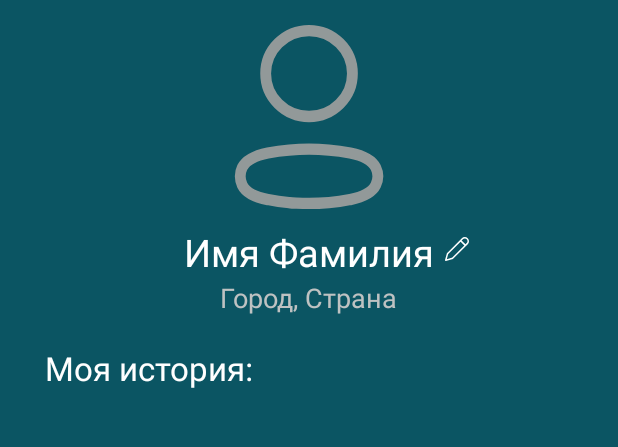
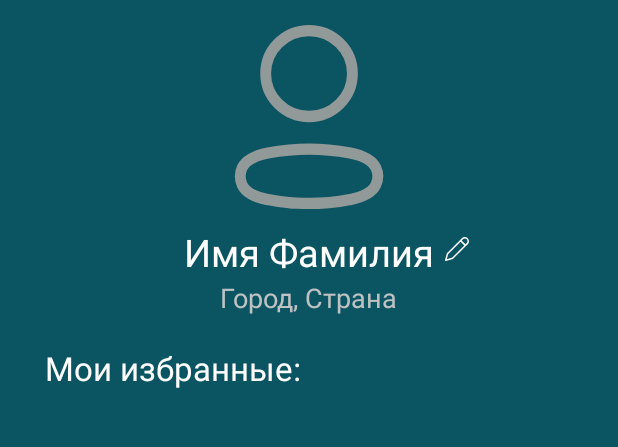
Before and after one commit to martanatta/Evo, an Android app: the fragment ProfileFragment placed in its activity, on a phone screen of 412 x 824 dp, the part 105-552 px from its top. Run offline under Robolectric (Android 15) with nearby library versions, the phone set to English and light mode, and no system bars; our stand-ins replace Picasso; libraries missing offline, so code that uses them is left out: com.etebarian.meowbottomnavigation; plain views replace MeowBottomNavigation; pictures from the network do not load; 8 statements that could not run were skipped.

Commit message:
little changes

```diff
--- a/app/src/main/java/com/example/evo/MainFragment.java
+++ b/app/src/main/java/com/example/evo/MainFragment.java
@@ -99,5 +99,4 @@ public class MainFragment extends Fragment {
 //        mList.add(new CategoryList(("Предназначение", "Поможет найти своё место в жизни и быть полезным своим близким.", R.drawable.card_4, "начать"));
 //    }
     }
-
 }
--- a/app/src/main/java/com/example/evo/MainListItem.java
+++ b/app/src/main/java/com/example/evo/MainListItem.java
@@ -1,7 +1,6 @@
 package com.example.evo;
 
 public class MainListItem {
-
     public String text;
     public String description;
     public int image;
--- a/app/src/main/java/com/example/evo/PlayerActivity.java
+++ b/app/src/main/java/com/example/evo/PlayerActivity.java
@@ -18,6 +18,7 @@ import android.widget.TextView;
 import androidx.appcompat.app.AppCompatActivity;
 
 import com.bumptech.glide.Glide;
+import com.example.evo.apiShmapi.AudioList;
 
 import java.util.ArrayList;
 import java.util.Random;
@@ -32,7 +33,7 @@ public class PlayerActivity extends AppCompatActivity implements MediaPlayer.OnC
     private ImageView imageOfSongs, btnNext, btnPrev, randomBtn, repeatBtn, playPauseBtn, favoriteBtn, shareBtn;
     private SeekBar seekBar;
     private int position = -1;
-    public static ArrayList<AudioListCategory> listSong = new ArrayList<>();
+    public static ArrayList<AudioList> listSong = new ArrayList<>();
     public static Uri uri;
     public static MediaPlayer mediaPlayer;
     private Handler handler = new Handler();
--- a/app/src/main/java/com/example/evo/ProfileFragment.java
+++ b/app/src/main/java/com/example/evo/ProfileFragment.java
@@ -49,35 +49,35 @@ public class ProfileFragment extends Fragment implements View.OnClickListener {
         musicAdapter = new AudiosAdapter(mList, getContext());
         recyclerView.setAdapter(musicAdapter);
         recyclerView.setLayoutManager(new LinearLayoutManager(getActivity()));
-        getData();
+//        getData();
         return v;
     }
 
-    public void getData() {
-        Retrofit retrofit = new Retrofit.Builder()
-                .baseUrl("http://a0571908.xsph.ru/")
-                .addConverterFactory(GsonConverterFactory.create())
-                .build();
-
-        ApiService api = retrofit.create(ApiService.class);
-        api.getFavoriteAudioList().enqueue(new Callback<List<FavoriteAudioList>>() {
-            @Override
-            public void onResponse(Call<List<FavoriteAudioList>> call, Response<List<FavoriteAudioList>> response) {
-                Log.e("onResponse main", "code: " + response.code());
-                Log.e("onResponse main", "string: " + response.toString());
-                if (response.isSuccessful()) {
-                    initData(response.body());
-                } else {
-                    Log.e("not successful", "fail");
-                }
-            }
-
-            @Override
-            public void onFailure(Call<List<FavoriteAudioList>> call, Throwable t) {
-                Log.e("onResponse", t.toString());
-            }
-        });
-    }
+//    public void getData() {
+//        Retrofit retrofit = new Retrofit.Builder()
+//                .baseUrl("http://a0571908.xsph.ru/")
+//                .addConverterFactory(GsonConverterFactory.create())
+//                .build();
+//
+//        ApiService api = retrofit.create(ApiService.class);
+//        api.getFavoriteAudioList().enqueue(new Callback<List<FavoriteAudioList>>() {
+//            @Override
+//            public void onResponse(Call<List<FavoriteAudioList>> call, Response<List<FavoriteAudioList>> response) {
+//                Log.e("onResponse main", "code: " + response.code());
+//                Log.e("onResponse main", "string: " + response.toString());
+//                if (response.isSuccessful()) {
+//                    initData(response.body());
+//                } else {
+//                    Log.e("not successful", "fail");
+//                }
+//            }
+//
+//            @Override
+//            public void onFailure(Call<List<FavoriteAudioList>> call, Throwable t) {
+//                Log.e("onResponse", t.toString());
+//            }
+//        });
+//    }
 
     private void initData(List<FavoriteAudioList> body) {
         mList.clear();
--- a/app/src/main/java/com/example/evo/SoundsFragment.java
+++ b/app/src/main/java/com/example/evo/SoundsFragment.java
@@ -21,7 +21,6 @@ public class SoundsFragment extends Fragment {
 
     @Override
     public View onCreateView(LayoutInflater inflater, ViewGroup container, Bundle savedInstanceState) {
-
         View view = inflater.inflate(R.layout.fragment_sounds, container, false);
         recyclerView = view.findViewById(R.id.recyclerView);
         recyclerView.setHasFixedSize(true);
--- a/app/src/main/java/com/example/evo/apiShmapi/ApiService.java
+++ b/app/src/main/java/com/example/evo/apiShmapi/ApiService.java
@@ -1,6 +1,4 @@
 package com.example.evo.apiShmapi;
-
-import com.example.evo.AudioListCategory;
 
 import java.util.List;
 
@@ -16,15 +14,15 @@ public interface ApiService {
     @GET("/categories/")
     Call<List<CategoryList>> getCategoryList(@Header("Authorization") String token);
 
-    @GET("/favorite-audios/")
-    Call<List<FavoriteAudioList>> getFavoriteAudioList();
-
     @GET("/categories/{id}/")
     Call<CategoryDetail> getCategoryDetail(@Path("id") int audioId);
 
     @POST("/auth/jwt/create/")
     Call<TokenRefresh> logIn(@Body TokenObtainPair tokenObtainPair);
 
-    @GET("/audios/")
-    Call<List<AudioListCategory>> getAllSongs();
+//    @GET("/audios/")
+//    Call<List<AudioListCategory>> getAllSongs();
+
+//    @GET("/favorite-audios/")
+//    Call<List<FavoriteAudioList>> getFavoriteAudioList();
 }
--- a/app/src/main/java/com/example/evo/apiShmapi/CategoryList.java
+++ b/app/src/main/java/com/example/evo/apiShmapi/CategoryList.java
@@ -1,7 +1,7 @@
 package com.example.evo.apiShmapi;
 
 public class CategoryList {
-    int id;
+    public int id;
     String name;
     String description;
     String icon;
@@ -11,7 +11,6 @@ public class CategoryList {
         this.name = name;
         this.description = description;
         this.icon = icon;
-
     }
 
     public String getIcon() {
--- a/app/src/main/res/layout/activity_sounds_list_item.xml
+++ b/app/src/main/res/layout/activity_sounds_list_item.xml
@@ -4,7 +4,7 @@
     xmlns:tools="http://schemas.android.com/tools"
     android:layout_width="match_parent"
     android:layout_height="wrap_content"
-    android:layout_marginBottom="5dp"
+    android:layout_marginBottom="10dp"
     app:cardCornerRadius="10dp">
 
     <RelativeLayout
--- a/app/src/main/res/layout/fragment_profile.xml
+++ b/app/src/main/res/layout/fragment_profile.xml
@@ -69,7 +69,7 @@
         android:layout_width="wrap_content"
         android:layout_height="wrap_content"
         android:layout_marginTop="20dp"
-        android:text="Моя история:"
+        android:text="Мои избранные:"
         android:textColor="#ffffff"
         android:textSize="22sp" />
 
```
Also changed, not shown: app/src/main/java/com/example/evo/MainActivity.java (+5 -5 lines), app/src/main/java/com/example/evo/SoundsActivity.java (+24 -23 lines), app/src/main/java/com/example/evo/SoundsAdapter.java (+18 -11 lines), app/src/main/java/com/example/evo/apiShmapi/AudioList.java (renamed from app/src/main/java/com/example/evo/AudioListCategory.java, +4 -4 lines), app/src/main/java/com/example/evo/apiShmapi/CategoryDetail.java (+11 -50 lines), app/src/main/res/layout/fragment_main.xml (+8 -11 lines).
